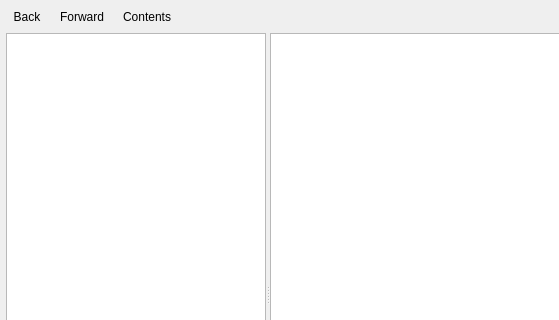
First picture: the form in src/ui/uihelpdlg.ui, repository tuxmaster/QtDMM, before the edit; both pictures show x 0 to 559 and y 0 to 320 of the 820 by 560 pixel window.
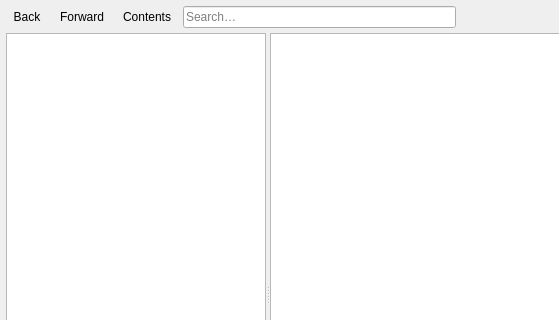
Second picture: the form after the edit. Custom widgets are drawn as their Qt base class.

The edit to the form file:
```diff
--- a/src/ui/uihelpdlg.ui
+++ b/src/ui/uihelpdlg.ui
@@ -88,6 +88,22 @@
        </property>
       </widget>
      </item>
+     <item>
+      <widget class="QLineEdit" name="ui_search">
+       <property name="toolTip">
+        <string>Search in the page (Ctrl+F). Enter or F3 finds the next match, Shift+F3 the previous one.</string>
+       </property>
+       <property name="whatsThis">
+        <string>Search the shown help page. Enter or F3 jumps to the next match, Shift+Enter or Shift+F3 to the previous one.</string>
+       </property>
+       <property name="placeholderText">
+        <string>Search…</string>
+       </property>
+       <property name="clearButtonEnabled">
+        <bool>true</bool>
+       </property>
+      </widget>
+     </item>
      <item>
       <spacer name="navSpacer">
        <property name="orientation">
```
